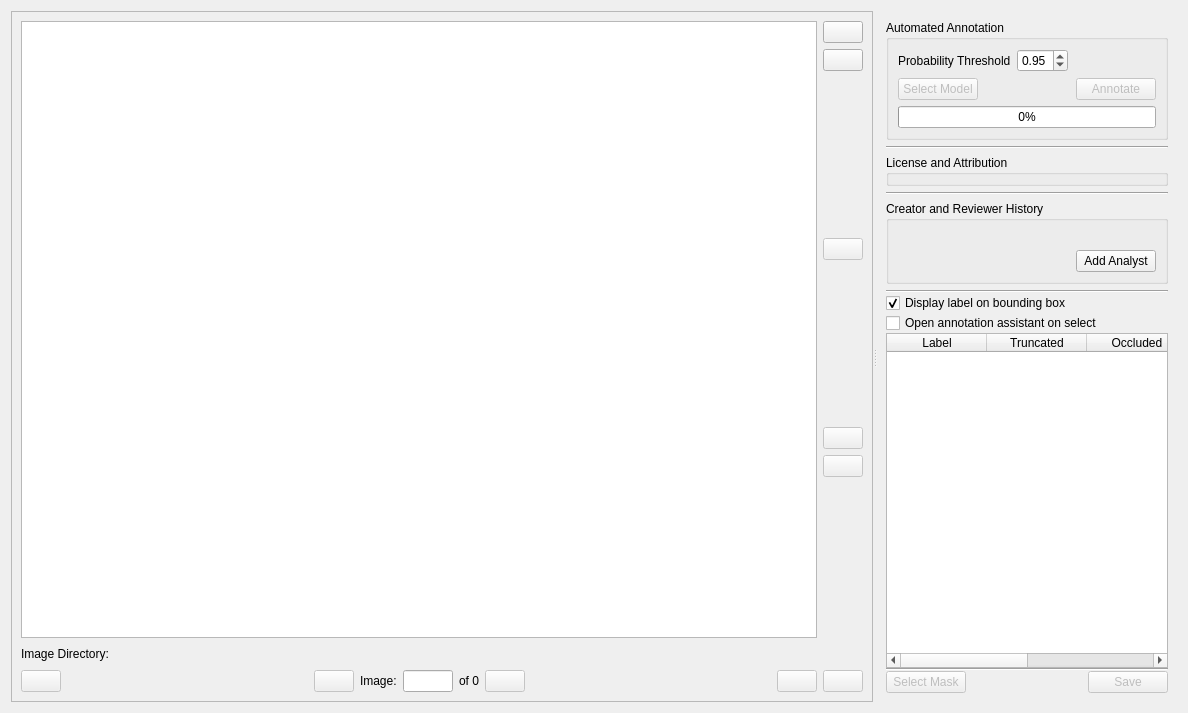
Qt form bboxee/gui/annotation_widget.ui (persts/BBoxEE) before a commit.
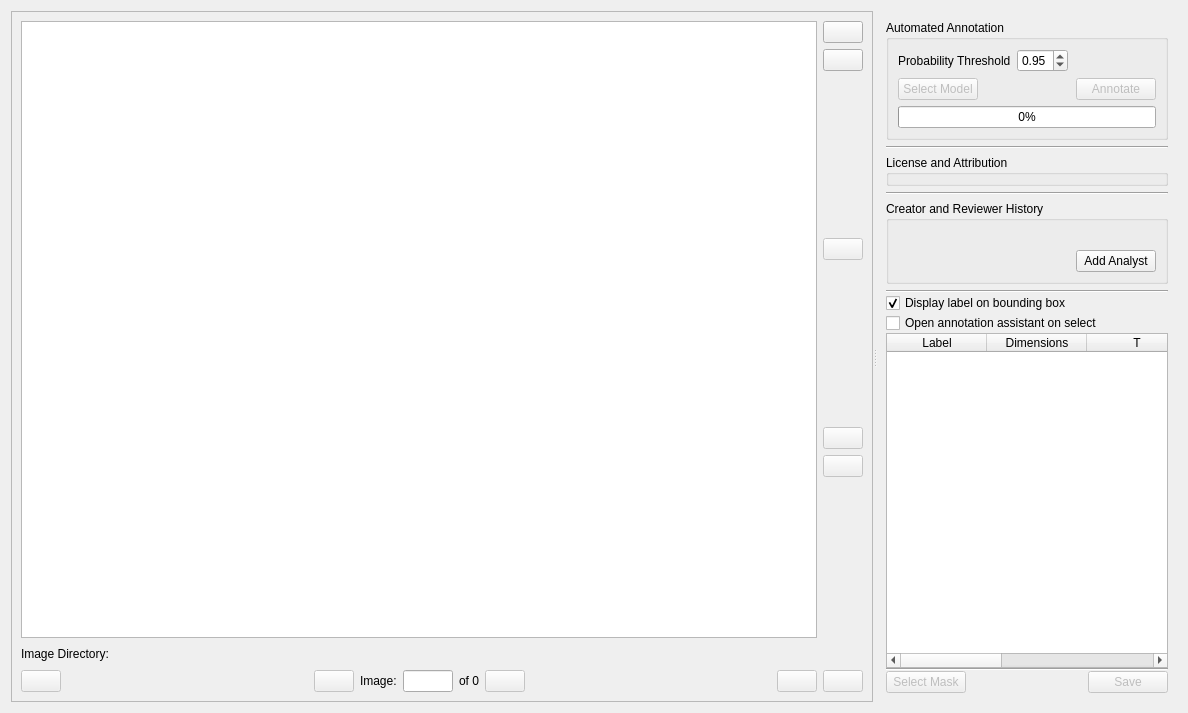
The same form after that commit. Icons and pictures are not drawn. Custom widgets are drawn as their Qt base class.

Commit message: add bounding box dimensions to annotations table; convert bools to checkboxes

What changed in the file:
```diff
--- a/bboxee/gui/annotation_widget.ui
+++ b/bboxee/gui/annotation_widget.ui
@@ -687,16 +687,30 @@
             </column>
             <column>
              <property name="text">
+              <string>Dimensions</string>
+             </property>
+            </column>
+            <column>
+             <property name="text">
+              <string>T</string>
+             </property>
+             <property name="toolTip">
               <string>Truncated</string>
              </property>
             </column>
             <column>
              <property name="text">
+              <string>O</string>
+             </property>
+             <property name="toolTip">
               <string>Occluded</string>
              </property>
             </column>
             <column>
              <property name="text">
+              <string>D</string>
+             </property>
+             <property name="toolTip">
               <string>Difficult</string>
              </property>
             </column>
```
Left out of the diff: 51 changed lines with no effect on the pictures. The commit also changes 1 other file.
